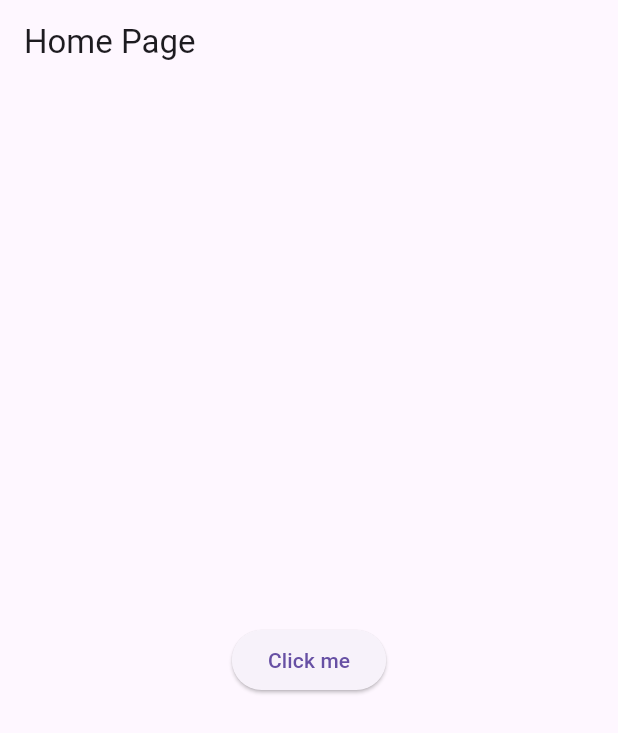
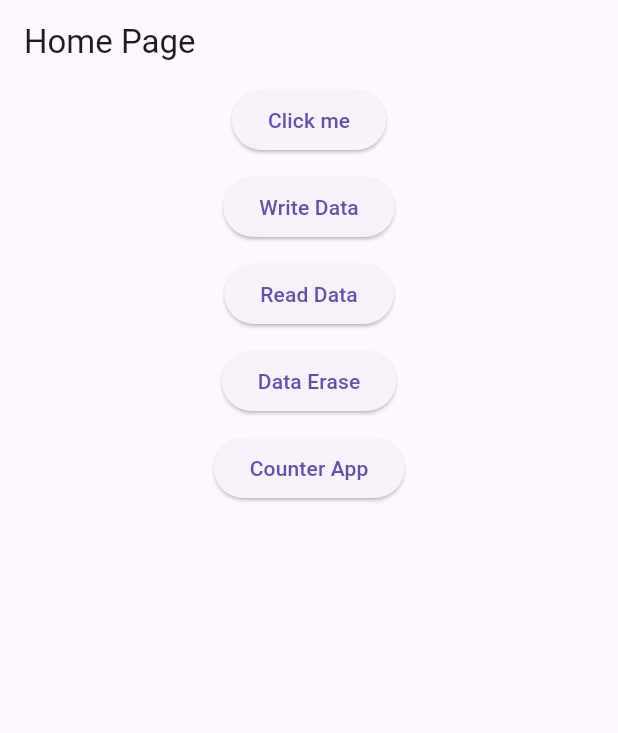
Before and after one commit to nimeullaha71/state_management_getx_rerocrded, a Flutter app: the screen it shows after launch, on a phone screen of 412 x 824 dp. Shown: the top 733 px of the screen. Run offline on Flutter 3.47's test engine with Material 3 defaults, Android fonts, the phone set to English and light mode, and no system bars; our stand-ins replace get, get_storage.

Commit message:
counterApp with getx

```diff
--- a/lib/HomePage.dart
+++ b/lib/HomePage.dart
@@ -2,7 +2,9 @@
 import 'package:flutter/material.dart.';
 import 'package:get/get.dart';
 import 'package:get/get_navigation/src/nav2/get_nav_config.dart';
+import 'package:get_storage/get_storage.dart';
 import 'package:state_management_getx_rerocrded/ProductPage.dart';
+import 'package:state_management_getx_rerocrded/counterApp.dart';
 
 class Homepage extends StatelessWidget {
   const Homepage({super.key});
@@ -12,7 +14,9 @@
     return Scaffold(
       appBar: AppBar(title: Text("Home Page"),),
       body: Center(
-        child: ElevatedButton(onPressed: (){
+        child: Column(
+          children: [
+            ElevatedButton(onPressed: (){
 
               // Get.snackbar(
               //     "Hi", "Hello Getx",
@@ -104,6 +108,26 @@
 
 
             }, child: Text("Click me")),
+            SizedBox(height: 10,),
+            ElevatedButton(onPressed: (){
+              GetStorage().write("Name", "shanto");
+            }, child: Text("Write Data")),
+            SizedBox(height: 10,),
+            ElevatedButton(onPressed: (){
+              var MyName = GetStorage().read("Name");
+              Get.snackbar(MyName, "This is my Name");
+            }, child: Text("Read Data")),
+            SizedBox(height: 10,),
+            ElevatedButton(onPressed: (){
+              GetStorage().remove("Name");
+            }, child: Text("Data Erase")),
+            SizedBox(height: 10,),
+            ElevatedButton(onPressed: (){
+              Get.to(Counterapp());
+            }, child: Text("Counter App")),
+          ],
+        ),
+
       ),
     );
   }
--- /dev/null
+++ b/lib/counterApp.dart
@@ -0,0 +1,24 @@
+import 'package:flutter/material.dart';
+import 'package:get/get.dart';
+import 'package:state_management_getx_rerocrded/stateController/counterStateController.dart';
+
+class Counterapp extends StatelessWidget {
+  const Counterapp({super.key});
+
+
+
+  @override
+  Widget build(BuildContext context) {
+    final CounterStateController Counter = Get.put(CounterStateController());
+    return Scaffold(
+      appBar: AppBar(title: Text("Counter App"),),
+      body: Center(
+        child: Obx(()=>Text("Click : ${Counter.count}")),
+      ),
+      floatingActionButton: FloatingActionButton(onPressed: (){
+        Counter.increament();
+      },child: Icon(Icons.add),),
+
+    );
+  }
+}
```
Also changed, not shown: lib/stateController/counterStateController.dart (added, +14 -0 lines). Lines whose indentation alone changed are shown as unchanged.
